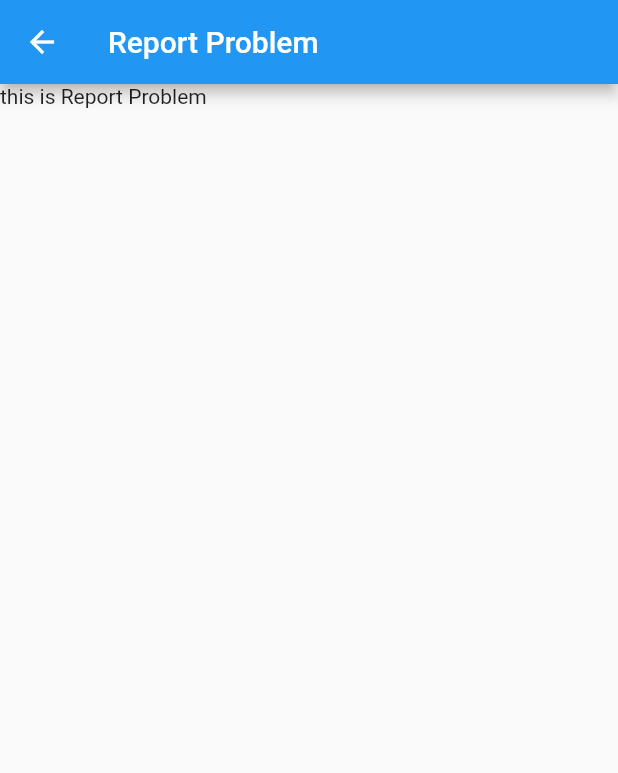
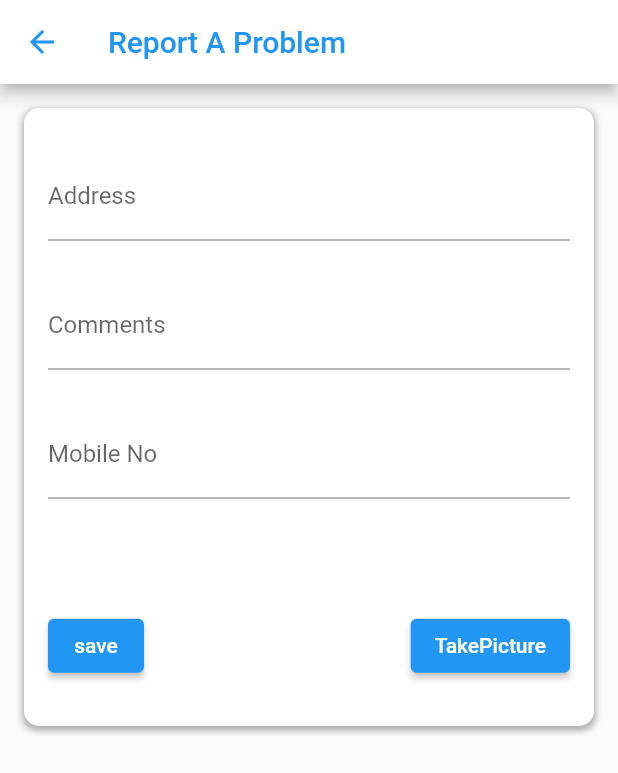
Before and after one commit to DevMahmoudElattar/FlutterEdams, a Flutter app: the ReportProblemSC screen opened by its route, on a phone screen of 412 x 824 dp. Shown: the top 773 px of the screen. Run offline on Flutter 3.47's test engine with Material 2 defaults, Android fonts, the phone set to English and light mode, and no system bars; our stand-ins replace bloc, cloud_firestore, equatable, firebase_core, firebase_messaging, flutter_bloc and 4 more; missing offline and left inert: dart:ffi; accounts and stored records are empty; generated files the repository leaves out were written again; Roboto replaces fonts that are missing (Cairo); key blocks and very long unbroken strings in the code were emptied for the run.

Commit message:
Changed sign up and Report proplem

```diff
--- a/lib/presenter/Login_SC/SignUpSC.dart
+++ b/lib/presenter/Login_SC/SignUpSC.dart
@@ -28,6 +28,7 @@ class SignUpSC extends StatelessWidget {
             child: Padding(
               padding: const EdgeInsets.all(16.0),
               child: Column(
+                mainAxisAlignment: MainAxisAlignment.spaceBetween,
                 children: [
                   SizedBox(
                     height: 100,
--- a/lib/presenter/Report/ReportProblem.dart
+++ b/lib/presenter/Report/ReportProblem.dart
@@ -1,5 +1,7 @@
 import 'package:flutter/cupertino.dart';
 import 'package:flutter/material.dart';
+
+import '../../utils/utils.dart';
 
 class ReportProblemSC extends StatelessWidget {
   const ReportProblemSC({Key? key}) : super(key: key);
@@ -7,8 +9,52 @@ class ReportProblemSC extends StatelessWidget {
   @override
   Widget build(BuildContext context) {
     return  Scaffold(
-      appBar: AppBar(title: const Text("Report Problem")),
-      body: const Text("this is Report Problem"),
+        appBar: AppBar(
+          actions: [],
+          iconTheme: const IconThemeData(color: Colors.blue),
+          backgroundColor: Colors.white,
+          //leading: Container(), adding this Will remove default humburger menu of drawer
+          title:  Text("Report A Problem",style: TextStyle(color: Colors.blue),),
+        ),
+        body:  Padding(
+          padding: const EdgeInsets.all(16.0),
+          child: Container(
+            height: Sizes.hGeneral(context, .5),
+            decoration: BoxDecoration(
+                borderRadius: BorderRadius.all(Radius.circular(10)),
+                color : Colors.white,
+                boxShadow: [...OtherSharedValues.SectionShadow]
+            ),
+            child: Padding(
+              padding: const EdgeInsets.all(16.0),
+              child: Column(
+                mainAxisAlignment: MainAxisAlignment.spaceAround,
+                children: [
+                  const TextField(  decoration: InputDecoration(
+                      labelText: 'Address',
+                      hintText: 'Enter Your Address'
+                  ),  ),
+                  const TextField(  decoration: InputDecoration(
+                      labelText: 'Comments',
+                      hintText: 'Enter Your Comments'
+                  ),  ),
+                  const TextField(  decoration: InputDecoration(
+                      labelText: 'Mobile No',
+                      hintText: 'Enter Your Mobile No.'
+                  ),  ),
+                  const Divider(height: 20,color: Colors.transparent,),
+                  Row(
+                    mainAxisAlignment: MainAxisAlignment.spaceBetween,
+                    children: [
+                      ElevatedButton(onPressed: (){}, child: const SizedBox(child: Text("save",textAlign: TextAlign.center,))),
+                      ElevatedButton(onPressed: (){}, child: const SizedBox(child: Text("TakePicture",textAlign: TextAlign.center,))),
+                    ],
+                  )
+                ],
+              ),
+            ),
+          ),
+        )
     );
   }
 }
```
